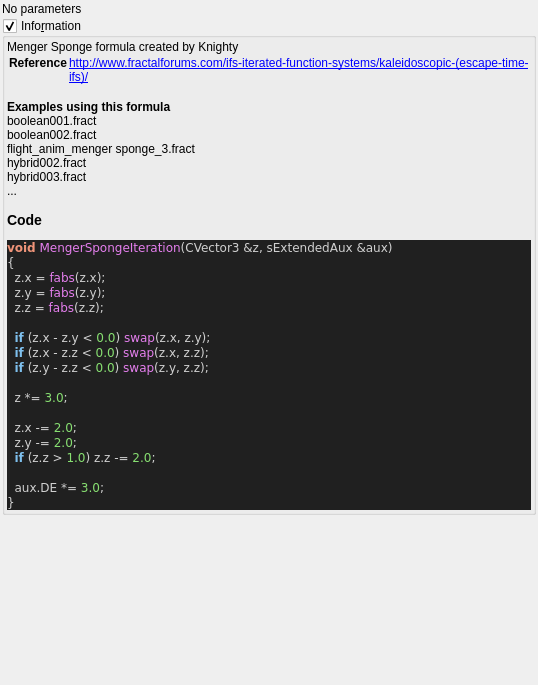
This is mandelbulber2/formula/ui/fractal_menger_sponge.ui in buddhi1980/mandelbulber2 as Qt 5 draws it before an edit. The edited form follows.
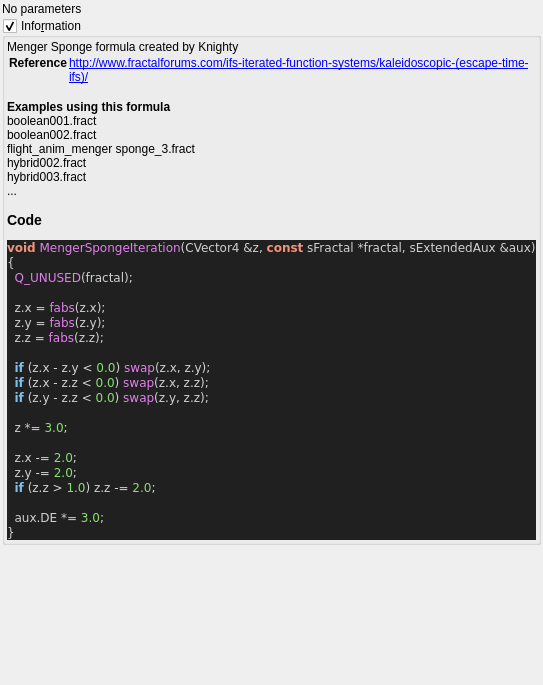
This is the edited form. Custom widgets are drawn as their Qt base class.

Patch:
```diff
--- a/mandelbulber2/formula/ui/fractal_menger_sponge.ui
+++ b/mandelbulber2/formula/ui/fractal_menger_sponge.ui
@@ -72,8 +72,10 @@
 &lt;/table&gt;
 &lt;br&gt;&lt;b&gt;Examples using this formula&lt;/b&gt;&lt;br&gt;boolean001.fract&lt;br&gt;boolean002.fract&lt;br&gt;flight_anim_menger sponge_3.fract&lt;br&gt;hybrid002.fract&lt;br&gt;hybrid003.fract&lt;br&gt;...&lt;h3&gt;Code&lt;/h3&gt;
 &lt;body style=&quot;background-color:#202020&quot;&gt;
-&lt;pre style=&quot;color:#d0d0d0; background-color:#202020;  font-family:'Courier New',monospace;&quot;&gt;&lt;span style=&quot;color:#f09479; font-weight:bold&quot;&gt;void&lt;/span&gt; &lt;span style=&quot;color:#e47eed&quot;&gt;MengerSpongeIteration&lt;/span&gt;&lt;span style=&quot;color:#d0d0d0&quot;&gt;(&lt;/span&gt;CVector3 &lt;span style=&quot;color:#d0d0d0&quot;&gt;&amp;amp;&lt;/span&gt;z&lt;span style=&quot;color:#d0d0d0&quot;&gt;,&lt;/span&gt; sExtendedAux &lt;span style=&quot;color:#d0d0d0&quot;&gt;&amp;amp;&lt;/span&gt;aux&lt;span style=&quot;color:#d0d0d0&quot;&gt;)&lt;/span&gt;
+&lt;pre style=&quot;color:#d0d0d0; background-color:#202020;  font-family:'Courier New',monospace;&quot;&gt;&lt;span style=&quot;color:#f09479; font-weight:bold&quot;&gt;void&lt;/span&gt; &lt;span style=&quot;color:#e47eed&quot;&gt;MengerSpongeIteration&lt;/span&gt;&lt;span style=&quot;color:#d0d0d0&quot;&gt;(&lt;/span&gt;CVector4 &lt;span style=&quot;color:#d0d0d0&quot;&gt;&amp;amp;&lt;/span&gt;z&lt;span style=&quot;color:#d0d0d0&quot;&gt;,&lt;/span&gt; &lt;span style=&quot;color:#f09479; font-weight:bold&quot;&gt;const&lt;/span&gt; sFractal &lt;span style=&quot;color:#d0d0d0&quot;&gt;*&lt;/span&gt;fractal&lt;span style=&quot;color:#d0d0d0&quot;&gt;,&lt;/span&gt; sExtendedAux &lt;span style=&quot;color:#d0d0d0&quot;&gt;&amp;amp;&lt;/span&gt;aux&lt;span style=&quot;color:#d0d0d0&quot;&gt;)&lt;/span&gt;
 &lt;span style=&quot;color:#d0d0d0&quot;&gt;{&lt;/span&gt;
+  &lt;span style=&quot;color:#e47eed&quot;&gt;Q_UNUSED&lt;/span&gt;&lt;span style=&quot;color:#d0d0d0&quot;&gt;(&lt;/span&gt;fractal&lt;span style=&quot;color:#d0d0d0&quot;&gt;);&lt;/span&gt;
+
   z&lt;span style=&quot;color:#d0d0d0&quot;&gt;.&lt;/span&gt;x &lt;span style=&quot;color:#d0d0d0&quot;&gt;=&lt;/span&gt; &lt;span style=&quot;color:#e47eed&quot;&gt;fabs&lt;/span&gt;&lt;span style=&quot;color:#d0d0d0&quot;&gt;(&lt;/span&gt;z&lt;span style=&quot;color:#d0d0d0&quot;&gt;.&lt;/span&gt;x&lt;span style=&quot;color:#d0d0d0&quot;&gt;);&lt;/span&gt;
   z&lt;span style=&quot;color:#d0d0d0&quot;&gt;.&lt;/span&gt;y &lt;span style=&quot;color:#d0d0d0&quot;&gt;=&lt;/span&gt; &lt;span style=&quot;color:#e47eed&quot;&gt;fabs&lt;/span&gt;&lt;span style=&quot;color:#d0d0d0&quot;&gt;(&lt;/span&gt;z&lt;span style=&quot;color:#d0d0d0&quot;&gt;.&lt;/span&gt;y&lt;span style=&quot;color:#d0d0d0&quot;&gt;);&lt;/span&gt;
   z&lt;span style=&quot;color:#d0d0d0&quot;&gt;.&lt;/span&gt;z &lt;span style=&quot;color:#d0d0d0&quot;&gt;=&lt;/span&gt; &lt;span style=&quot;color:#e47eed&quot;&gt;fabs&lt;/span&gt;&lt;span style=&quot;color:#d0d0d0&quot;&gt;(&lt;/span&gt;z&lt;span style=&quot;color:#d0d0d0&quot;&gt;.&lt;/span&gt;z&lt;span style=&quot;color:#d0d0d0&quot;&gt;);&lt;/span&gt;
```
